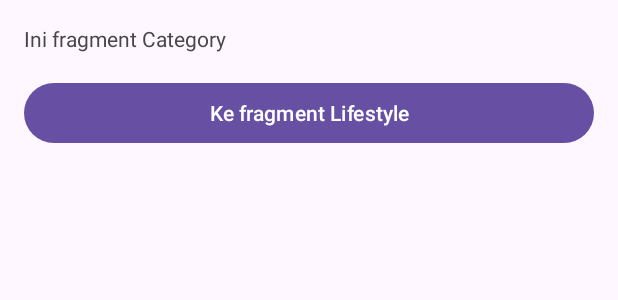
After one commit to nafishafi/MyFlexibleFragment, an Android app: the layout fragment_category.xml on its own in the app's theme, with its tools: preview values and no code run, on a phone screen of 412 x 824 dp. The commit adds this screen. Shown: the top 300 px of the screen. Run offline under Robolectric (Android 15) with nearby library versions, the phone set to English and light mode, and no system bars.

Commit message:
add Category Fragment

```diff
--- /dev/null
+++ b/app/src/main/res/layout/fragment_category.xml
@@ -0,0 +1,19 @@
+<?xml version="1.0" encoding="utf-8"?>
+<LinearLayout xmlns:android="http://schemas.android.com/apk/res/android"
+    xmlns:tools="http://schemas.android.com/tools"
+    android:layout_width="match_parent"
+    android:layout_height="match_parent"
+    android:orientation="vertical"
+    android:padding="16dp">
+
+    <TextView
+        android:layout_width="match_parent"
+        android:layout_height="wrap_content"
+        android:layout_marginBottom="16dp"
+        android:text="@string/this_category" />
+    <Button
+        android:id="@+id/btn_detail_category"
+        android:layout_width="match_parent"
+        android:layout_height="wrap_content"
+        android:text="@string/category_lifestyle" />
+</LinearLayout>
```
Also changed, not shown: app/src/main/java/com/dicoding/myflexiblefragment/CategoryFragment.kt (added, +28 -0 lines), app/src/main/java/com/dicoding/myflexiblefragment/HomeFragment.kt (+16 -6 lines).
